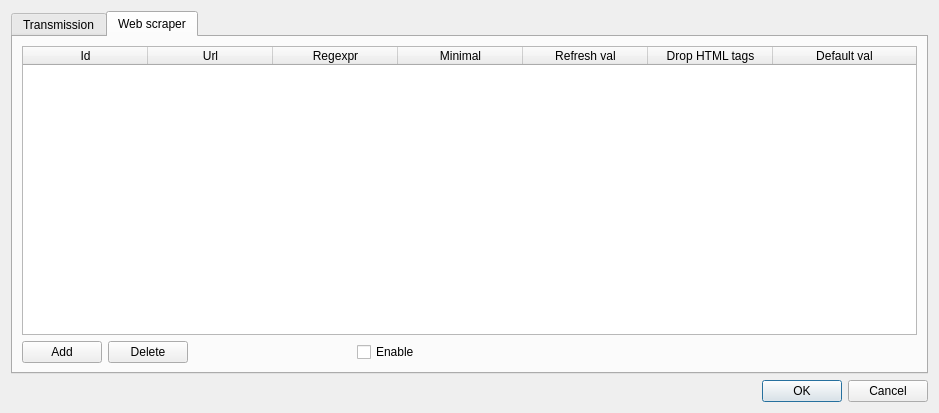
Before: the Qt Designer form JMSK/gui_classes/settingsdialog.ui in jontio/JAERO, drawn with Qt 5.
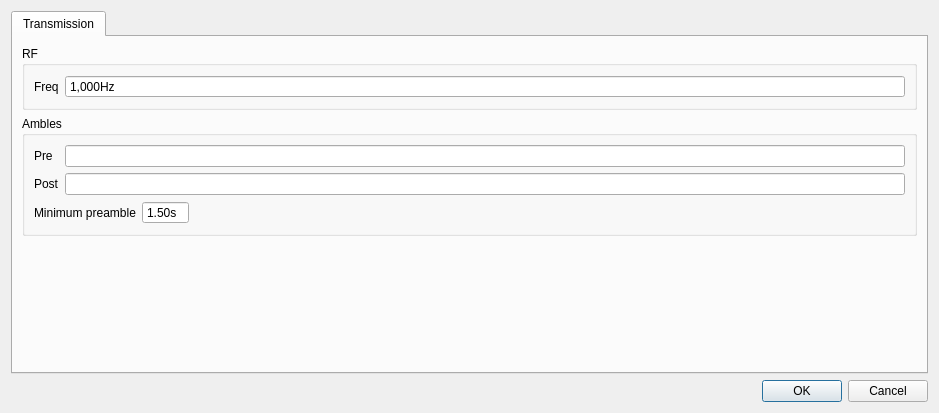
After: the same form once the commit is applied. The open tabs and pages were chosen to show the change.

What changed in the file:
```diff
--- a/JMSK/gui_classes/settingsdialog.ui
+++ b/JMSK/gui_classes/settingsdialog.ui
@@ -25,7 +25,7 @@
       </attribute>
       <layout class="QVBoxLayout" name="verticalLayout_6">
        <item>
-        <layout class="QHBoxLayout" name="horizontalLayout_2" stretch="7,5">
+        <layout class="QHBoxLayout" name="horizontalLayout_2" stretch="7">
          <item>
           <widget class="QGroupBox" name="groupBox_3">
            <property name="title">
@@ -68,32 +68,6 @@
            </layout>
           </widget>
          </item>
-         <item>
-          <widget class="QGroupBox" name="groupBox">
-           <property name="title">
-            <string>Serial</string>
-           </property>
-           <layout class="QVBoxLayout" name="verticalLayout_2">
-            <item>
-             <widget class="QComboBox" name="comboBoxPTTdevice"/>
-            </item>
-            <item>
-             <widget class="QComboBox" name="comboBoxJDDS">
-              <item>
-               <property name="text">
-                <string>PTT</string>
-               </property>
-              </item>
-              <item>
-               <property name="text">
-                <string>JDDS</string>
-               </property>
-              </item>
-             </widget>
-            </item>
-           </layout>
-          </widget>
-         </item>
         </layout>
        </item>
        <item>
@@ -111,9 +85,6 @@
               </property>
              </widget>
             </item>
-            <item row="0" column="1">
-             <widget class="QLineEdit" name="linePreamble"/>
-            </item>
             <item row="1" column="0">
              <widget class="QLabel" name="label_2">
               <property name="text">
@@ -121,9 +92,6 @@
               </property>
              </widget>
             </item>
-            <item row="1" column="1">
-             <widget class="QLineEdit" name="linePostamble"/>
-            </item>
             <item row="2" column="0" colspan="2">
              <layout class="QHBoxLayout" name="horizontalLayout">
               <item>
@@ -164,76 +132,11 @@
               </item>
              </layout>
             </item>
-           </layout>
-          </item>
-         </layout>
-        </widget>
-       </item>
-       <item>
-        <widget class="QGroupBox" name="groupBox_4">
-         <property name="title">
-          <string>Beaconing</string>
-         </property>
-         <layout class="QVBoxLayout" name="verticalLayout_5">
-          <item>
-           <layout class="QHBoxLayout" name="horizontalLayout_3">
-            <item>
-             <widget class="QLabel" name="label_5">
-              <property name="text">
-               <string>Idle time</string>
-              </property>
-             </widget>
+            <item row="1" column="1">
+             <widget class="QLineEdit" name="linePostamble"/>
             </item>
-            <item>
-             <widget class="QSpinBox" name="spinBoxbeaconminidle">
-              <property name="buttonSymbols">
-               <enum>QAbstractSpinBox::NoButtons</enum>
-              </property>
-              <property name="suffix">
-               <string>s</string>
-              </property>
-              <property name="minimum">
-               <number>1</number>
-              </property>
-              <property name="maximum">
-               <number>3600</number>
-              </property>
-              <property name="value">
-               <number>110</number>
-              </property>
-             </widget>
-            </item>
-            <item>
-             <widget class="QLabel" name="label_6">
-              <property name="maximumSize">
-               <size>
-                <width>24</width>
-                <height>16777215</height>
-               </size>
-              </property>
-              <property name="text">
-               <string>to</string>
-              </property>
-             </widget>
-            </item>
-            <item>
-             <widget class="QSpinBox" name="spinBoxbeaconmaxidle">
-              <property name="buttonSymbols">
-               <enum>QAbstractSpinBox::NoButtons</enum>
-              </property>
-              <property name="suffix">
-               <string>s</string>
-              </property>
-              <property name="minimum">
-               <number>1</number>
-              </property>
-              <property name="maximum">
-               <number>3600</number>
-              </property>
-              <property name="value">
-               <number>130</number>
-              </property>
-             </widget>
+            <item row="0" column="1">
+             <widget class="QLineEdit" name="linePreamble"/>
             </item>
            </layout>
           </item>
@@ -255,121 +158,6 @@
        </item>
       </layout>
      </widget>
-     <widget class="QWidget" name="tab">
-      <attribute name="title">
-       <string>Web scraper</string>
-      </attribute>
-      <layout class="QVBoxLayout" name="verticalLayout_7">
-       <item>
-        <layout class="QGridLayout" name="gridLayout">
-         <item row="0" column="0" colspan="5">
-          <widget class="QTableWidget" name="tableWidgetscrapings">
-           <property name="sizeAdjustPolicy">
-            <enum>QAbstractScrollArea::AdjustToContents</enum>
-           </property>
-           <property name="selectionMode">
-            <enum>QAbstractItemView::SingleSelection</enum>
-           </property>
-           <property name="rowCount">
-            <number>0</number>
-           </property>
-           <attribute name="horizontalHeaderDefaultSectionSize">
-            <number>125</number>
-           </attribute>
-           <attribute name="horizontalHeaderStretchLastSection">
-            <bool>true</bool>
-           </attribute>
-           <attribute name="verticalHeaderVisible">
-            <bool>false</bool>
-           </attribute>
-           <column>
-            <property name="text">
-             <string>Id</string>
-            </property>
-           </column>
-           <column>
-            <property name="text">
-             <string>Url</string>
-            </property>
-           </column>
-           <column>
-            <property name="text">
-             <string>Regexpr</string>
-            </property>
-           </column>
-           <column>
-            <property name="text">
-             <string>Minimal</string>
-            </property>
-           </column>
-           <column>
-            <property name="text">
-             <string>Refresh val</string>
-            </property>
-           </column>
-           <column>
-            <property name="text">
-             <string>Drop HTML tags</string>
-            </property>
-           </column>
-           <column>
-            <property name="text">
-             <string>Default val</string>
-            </property>
-           </column>
-          </widget>
-         </item>
-         <item row="1" column="0">
-          <widget class="QPushButton" name="pushButtonadd">
-           <property name="text">
-            <string>Add</string>
-           </property>
-          </widget>
-         </item>
-         <item row="1" column="1">
-          <widget class="QPushButton" name="pushButtondel">
-           <property name="text">
-            <string>Delete</string>
-           </property>
-          </widget>
-         </item>
-         <item row="1" column="2">
-          <spacer name="horizontalSpacer_3">
-           <property name="orientation">
-            <enum>Qt::Horizontal</enum>
-           </property>
-           <property name="sizeHint" stdset="0">
-            <size>
-             <width>40</width>
-             <height>20</height>
-            </size>
-           </property>
-          </spacer>
-         </item>
-         <item row="1" column="3">
-          <widget class="QCheckBox" name="checkBoxenablescrapeing">
-           <property name="text">
-            <string>Enable</string>
-           </property>
-          </widget>
-         </item>
-         <item row="1" column="4">
-          <spacer name="horizontalSpacer_2">
-           <property name="orientation">
-            <enum>Qt::Horizontal</enum>
-           </property>
-           <property name="sizeHint" stdset="0">
-            <size>
-             <width>498</width>
-             <height>20</height>
-            </size>
-           </property>
-          </spacer>
-         </item>
-        </layout>
-       </item>
-      </layout>
-     </widget>
     </widget>
    </item>
    <item>
```
